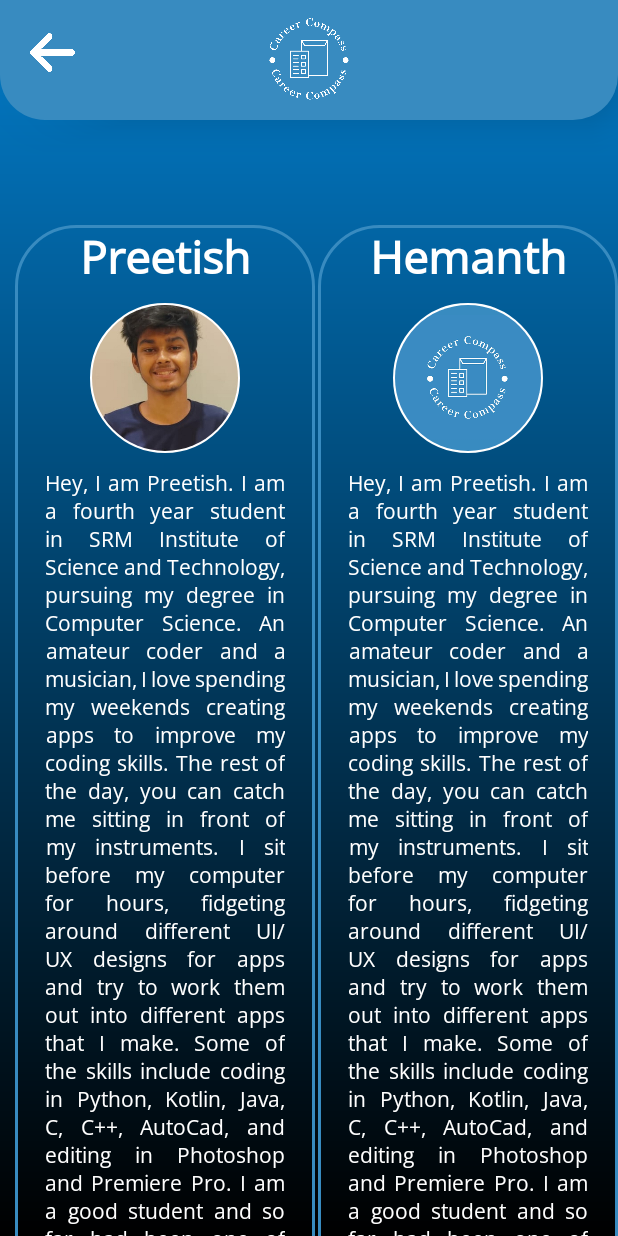
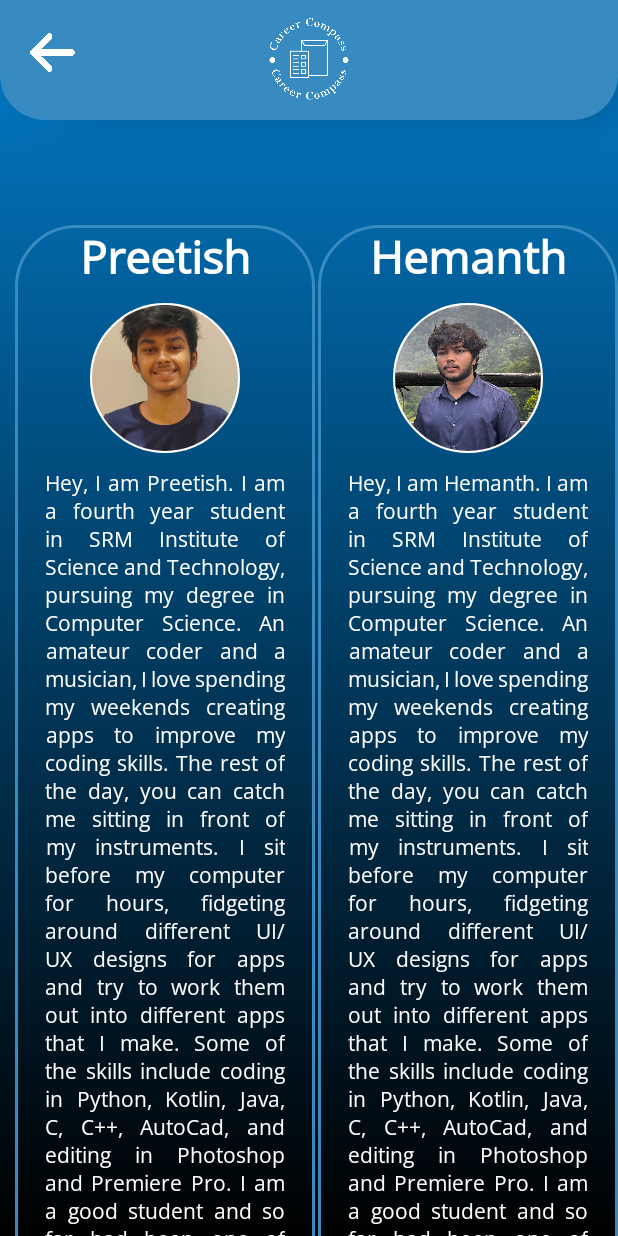
Before and after one commit to PreetishMajumdar/CareerCompassApp, an Android app: the layout activity_aboutus.xml on its own in the app's theme, with its tools: preview values and no code run, on a phone screen of 412 x 824 dp. Run offline under Robolectric (Android 15) with nearby library versions, the phone set to English and light mode, and no system bars; plain views replace RoundedImageView.

Commit message:
hemanth photo added

```diff
--- a/app/src/main/res/layout/activity_aboutus.xml
+++ b/app/src/main/res/layout/activity_aboutus.xml
@@ -138,8 +138,9 @@
                 android:layout_height="100dp"
                 android:layout_marginTop="10dp"
                 android:padding="1dp"
+                android:scaleType="centerCrop"
                 android:background="@drawable/round_outline"
-                android:src="@drawable/careercompassapplogo"
+                android:src="@drawable/profile_logo_hemanth"
                 app:riv_corner_radius="50dp"/>
 
             <TextView
@@ -147,7 +148,7 @@
                 android:layout_height="wrap_content"
                 android:layout_marginTop="10dp"
                 android:justificationMode="inter_word"
-                android:text="Hey, I am Preetish. I am a fourth year student in SRM Institute of Science and Technology, pursuing my degree in Computer Science. An amateur coder and a musician, I love spending my weekends creating apps to improve my coding skills. The rest of the day, you can catch me sitting in front of my instruments. I sit before my computer for hours, fidgeting around different UI/UX designs for apps and try to work them out into different apps that I make. Some of the skills include coding in Python, Kotlin, Java, C, C++, AutoCad, and editing in Photoshop and Premiere Pro. I am a good student and so far had been one of the top students in my school, having been in the top 1% scorers in my 12th board exams and being recognized with a scholarship for Higher Education."
+                android:text="Hey, I am Hemanth. I am a fourth year student in SRM Institute of Science and Technology, pursuing my degree in Computer Science. An amateur coder and a musician, I love spending my weekends creating apps to improve my coding skills. The rest of the day, you can catch me sitting in front of my instruments. I sit before my computer for hours, fidgeting around different UI/UX designs for apps and try to work them out into different apps that I make. Some of the skills include coding in Python, Kotlin, Java, C, C++, AutoCad, and editing in Photoshop and Premiere Pro. I am a good student and so far had been one of the top students in my school, having been in the top 1% scorers in my 12th board exams and being recognized with a scholarship for Higher Education."
                 android:textColor="@color/white"
                 android:fontFamily="@font/opensans"
                 android:gravity="center_horizontal"/>
```
Also changed, not shown: app/src/main/res/drawable-v24/profile_logo_hemanth.jpg (added).
